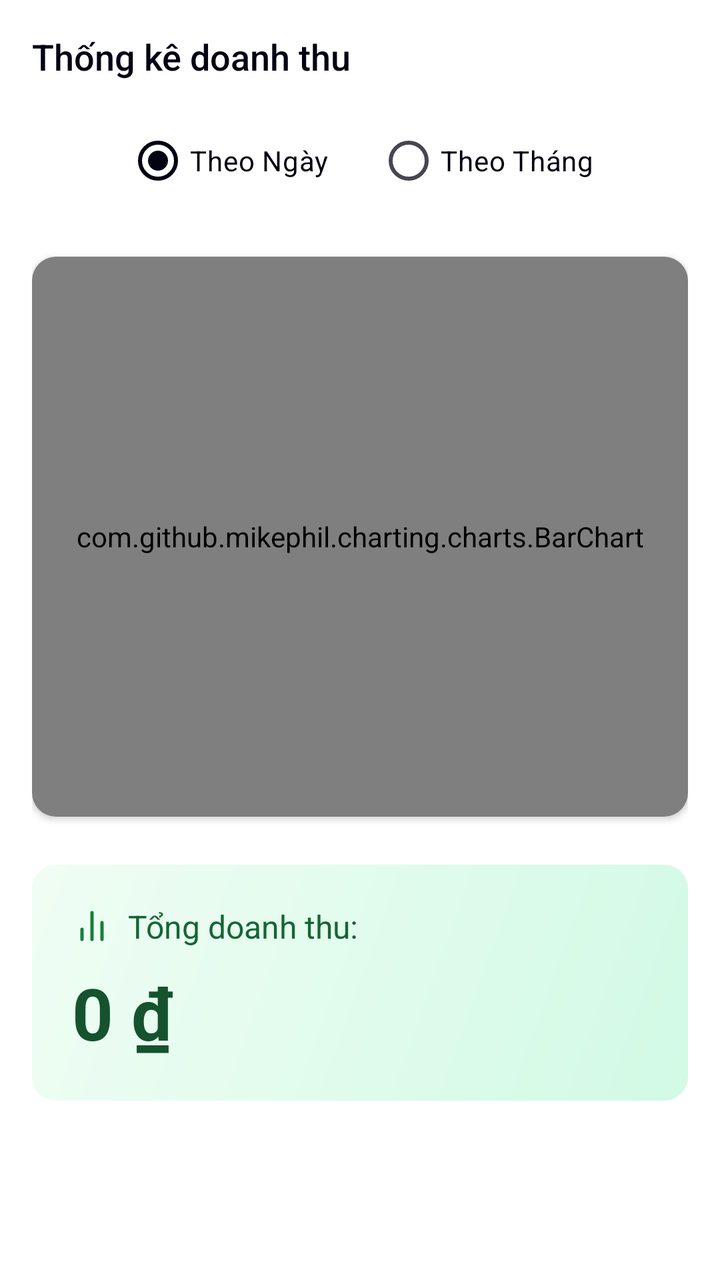
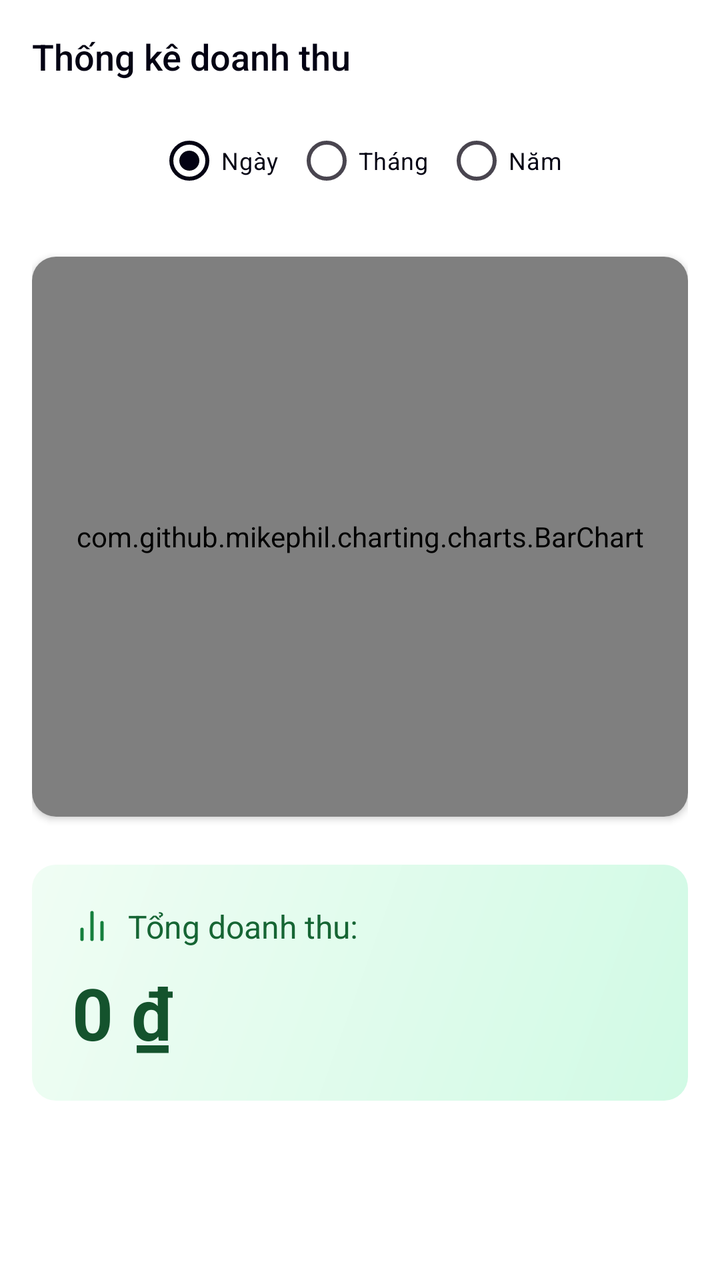

The first picture is an Android layout as it rendered before a commit; the second is the same layout after the commit. The layout source and the unified diff follow.
<!-- AndroidManifest.xml: application theme Theme.Billards -->
<!-- res/layout/fragment_revenue_statistics.xml -->
<?xml version="1.0" encoding="utf-8"?>
<LinearLayout xmlns:android="http://schemas.android.com/apk/res/android"
    xmlns:app="http://schemas.android.com/apk/res-auto"
    android:layout_width="match_parent"
    android:layout_height="match_parent"
    android:orientation="vertical"
    android:padding="16dp">

    <TextView
        android:layout_width="wrap_content"
        android:layout_height="wrap_content"
        android:layout_marginBottom="16dp"
        android:fontFamily="sans-serif-medium"
        android:text="Thống kê doanh thu"
        android:textColor="@color/foreground"
        android:textSize="18sp" />

    <RadioGroup
        android:id="@+id/rgFilter"
        android:layout_width="match_parent"
        android:layout_height="wrap_content"
        android:layout_marginBottom="24dp"
        android:gravity="center"
        android:orientation="horizontal">

        <RadioButton
            android:id="@+id/rbDay"
            android:layout_width="wrap_content"
            android:layout_height="wrap_content"
            android:checked="true"
            android:text="Theo Ngày"
            android:textColor="@color/foreground" />

        <RadioButton
            android:id="@+id/rbMonth"
            android:layout_width="wrap_content"
            android:layout_height="wrap_content"
            android:layout_marginStart="24dp"
            android:text="Theo Tháng"
            android:textColor="@color/foreground" />
    </RadioGroup>

    <androidx.cardview.widget.CardView
        android:layout_width="match_parent"
        android:layout_height="280dp"
        android:layout_marginBottom="24dp"
        app:cardCornerRadius="12dp"
        app:cardElevation="2dp">

        <com.github.mikephil.charting.charts.BarChart
            android:id="@+id/barChart"
            android:layout_width="match_parent"
            android:layout_height="match_parent"
            android:padding="12dp" />

    </androidx.cardview.widget.CardView>

    <LinearLayout
        android:layout_width="match_parent"
        android:layout_height="wrap_content"
        android:background="@drawable/bg_revenue_total"
        android:orientation="vertical"
        android:padding="20dp">

        <LinearLayout
            android:layout_width="wrap_content"
            android:layout_height="wrap_content"
            android:gravity="center_vertical"
            android:orientation="horizontal">

            <ImageView
                android:layout_width="20dp"
                android:layout_height="20dp"
                android:src="@drawable/ic_bar_chart"
                app:tint="#15803D" />

            <TextView
                android:layout_width="wrap_content"
                android:layout_height="wrap_content"
                android:layout_marginStart="8dp"
                android:text="Tổng doanh thu:"
                android:textColor="#166534"
                android:textSize="16sp" />
        </LinearLayout>

        <TextView
            android:id="@+id/tvTotalRevenue"
            android:layout_width="wrap_content"
            android:layout_height="wrap_content"
            android:layout_marginTop="8dp"
            android:text="0 ₫"
            android:textColor="#14532D"
            android:textSize="36sp"
            android:textStyle="bold" />
    </LinearLayout>

</LinearLayout>
<!-- resources referenced by this layout -->
<resources>
  <color name="foreground">#030213</color>
  <!-- drawable bg_revenue_total (drawable) -->
  <?xml version="1.0" encoding="utf-8"?>
  <shape xmlns:android="http://schemas.android.com/apk/res/android">
      <gradient
          android:angle="315"
          android:endColor="#D1FAE5"
          android:startColor="#F0FDF4"
          android:type="linear" />
      <corners android:radius="12dp" />
  </shape>
  <!-- drawable ic_bar_chart (drawable) -->
  <vector xmlns:android="http://schemas.android.com/apk/res/android"
      android:width="24dp"
      android:height="24dp"
      android:viewportWidth="24"
      android:viewportHeight="24">
      <path
          android:fillColor="@android:color/black"
          android:pathData="M18,20V10M12,20V4M6,20v-6"
          android:strokeColor="@android:color/black"
          android:strokeWidth="2"
          android:strokeLineCap="round"
          android:strokeLineJoin="round" />
  </vector>
  <style name="Theme.Billards" parent="Base.Theme.Billards" />
  <style name="Base.Theme.Billards" parent="Theme.Material3.DayNight.NoActionBar">
          
          <item name="colorPrimary">@color/primary</item>
          <item name="android:windowBackground">@color/background</item>
          
          
          <item name="materialButtonStyle">@style/Widget.Billards.Button.Primary</item>
      </style>
  <color name="primary">#030213</color>
  <color name="background">#FFFFFF</color>
  <style name="Widget.Billards.Button.Primary" parent="Widget.Material3.Button">
          <item name="backgroundTint">@color/blue_600</item>
          <item name="android:textColor">@color/white</item>
          <item name="cornerRadius">8dp</item>
          <item name="android:textAllCaps">false</item>
          <item name="android:insetTop">0dp</item>
          <item name="android:insetBottom">0dp</item>
          <item name="android:fontFamily">sans-serif-medium</item>
      </style>
  <color name="blue_600">#2563EB</color>
  <color name="white">#FFFFFFFF</color>
</resources>

<!-- the commit's change to res/layout/fragment_revenue_statistics.xml (unified diff, before → after) -->
@@ -28,16 +28,27 @@
             android:layout_width="wrap_content"
             android:layout_height="wrap_content"
             android:checked="true"
-            android:text="Theo Ngày"
-            android:textColor="@color/foreground" />
+            android:text="Ngày"
+            android:textColor="@color/foreground"
+            android:textSize="12sp" />
 
         <RadioButton
             android:id="@+id/rbMonth"
             android:layout_width="wrap_content"
             android:layout_height="wrap_content"
-            android:layout_marginStart="24dp"
-            android:text="Theo Tháng"
-            android:textColor="@color/foreground" />
+            android:layout_marginStart="8dp"
+            android:text="Tháng"
+            android:textColor="@color/foreground"
+            android:textSize="12sp" />
+
+        <RadioButton
+            android:id="@+id/rbYear"
+            android:layout_width="wrap_content"
+            android:layout_height="wrap_content"
+            android:layout_marginStart="8dp"
+            android:text="Năm"
+            android:textColor="@color/foreground"
+            android:textSize="12sp" />
     </RadioGroup>
 
     <androidx.cardview.widget.CardView
